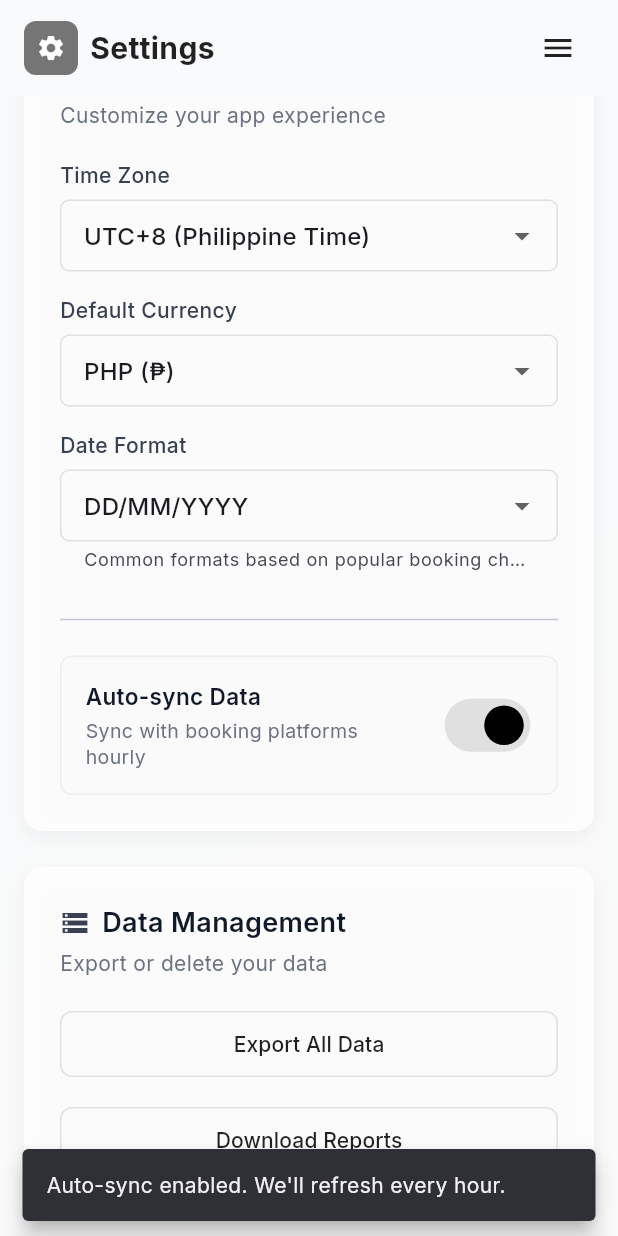
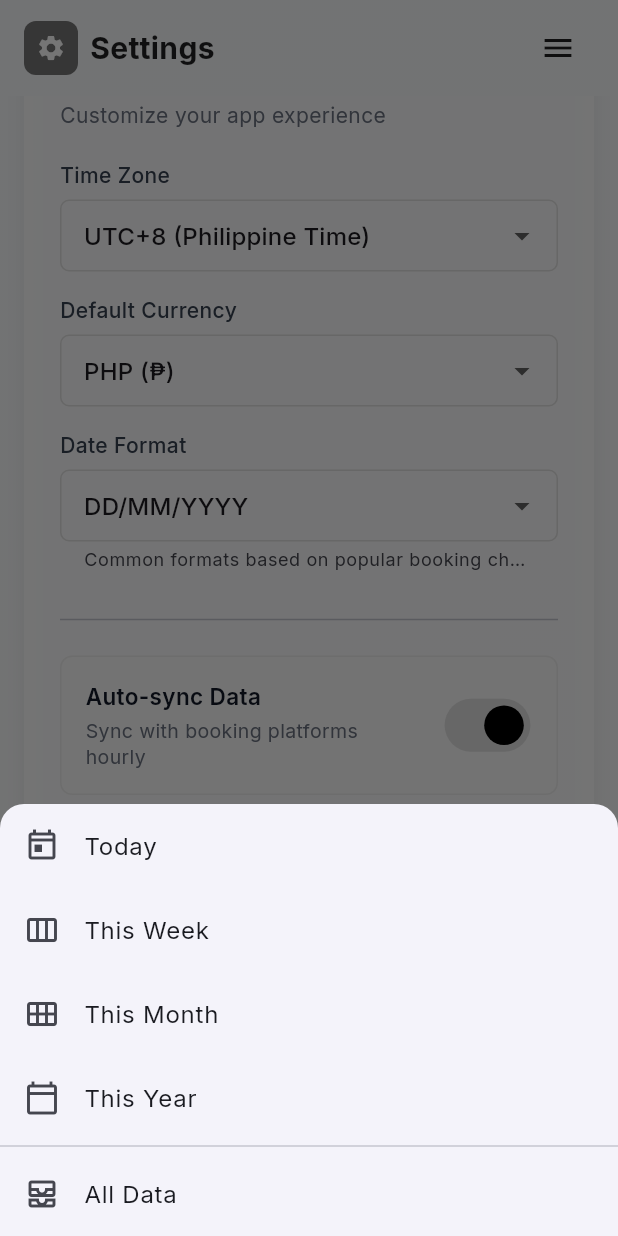
Before and after one commit to delgadjp/Raven-Nest, a Flutter app: the SettingsScreen screen opened by its route, scrolled down 1140 dp, after a tap on "Export All Data", on a phone screen of 412 x 824 dp. Run offline on Flutter 3.47's test engine with Material 3 defaults, Android fonts, the phone set to English and light mode, and no system bars; our stand-ins replace fl_chart, go_router, google_fonts, supabase_flutter; accounts and stored records are empty.

Commit message:
feat: Add data export functionality with CSV and PDF formats

```diff
--- a/lib/constants/app_exports.dart
+++ b/lib/constants/app_exports.dart
@@ -104,3 +104,4 @@ export '/services/calendar_service.dart';
 export '/services/calendar_import_service.dart';
 export '/services/housekeeping_service.dart';
 export '/services/notifications_service.dart';
+export '/services/data_export_service.dart';
--- a/lib/screens/settings_screen.dart
+++ b/lib/screens/settings_screen.dart
@@ -24,6 +24,7 @@ class _SettingsScreenState extends State<SettingsScreen> {
   bool autoSyncData = true;
   Timer? _autoSyncTimer;
   bool _isSyncInProgress = false;
+  bool _isExportInProgress = false;
   static const Duration _autoSyncInterval = Duration(hours: 1);
   final List<String> timezoneOptions = const [
     'UTC+8 (Philippine Time)',
@@ -246,11 +247,7 @@ class _SettingsScreenState extends State<SettingsScreen> {
         children: [
           ActionButton(
             text: 'Export All Data',
-            onPressed: () {
-              ScaffoldMessenger.of(context).showSnackBar(
-                const SnackBar(content: Text('Exporting all data...')),
-              );
-            },
+            onPressed: _onExportButtonPressed,
             isOutlined: true,
             padding: const EdgeInsets.symmetric(vertical: 12),
           ),
@@ -355,4 +352,132 @@ class _SettingsScreenState extends State<SettingsScreen> {
         ),
       );
   }
+
+  // --- Data Export helpers ---
+  Future<void> _onExportButtonPressed() async {
+    if (!mounted) return;
+    if (_isExportInProgress) {
+      _showSnackBar('An export is already in progress…');
+      return;
+    }
+
+    final range = await _pickExportRange();
+    if (range == null) return;
+
+    final format = await _pickExportFormat();
+    if (format == null) return;
+
+    await _exportData(range, format);
+  }
+
+  Future<ExportRange?> _pickExportRange() async {
+    return showModalBottomSheet<ExportRange>(
+      context: context,
+      shape: const RoundedRectangleBorder(
+        borderRadius: BorderRadius.vertical(top: Radius.circular(16)),
+      ),
+      builder: (ctx) {
+        return SafeArea(
+          child: Column(
+            mainAxisSize: MainAxisSize.min,
+            children: [
+              ListTile(
+                leading: const Icon(Icons.today_outlined),
+                title: const Text('Today'),
+                onTap: () => Navigator.of(ctx).pop(ExportRange.today),
+              ),
+              ListTile(
+                leading: const Icon(Icons.view_week_outlined),
+                title: const Text('This Week'),
+                onTap: () => Navigator.of(ctx).pop(ExportRange.week),
+              ),
+              ListTile(
+                leading: const Icon(Icons.calendar_view_month_outlined),
+                title: const Text('This Month'),
+                onTap: () => Navigator.of(ctx).pop(ExportRange.month),
+              ),
+              ListTile(
+                leading: const Icon(Icons.calendar_today_outlined),
+                title: const Text('This Year'),
+                onTap: () => Navigator.of(ctx).pop(ExportRange.year),
+              ),
+              const Divider(height: 8),
+              ListTile(
+                leading: const Icon(Icons.all_inbox_outlined),
+                title: const Text('All Data'),
+                onTap: () => Navigator.of(ctx).pop(ExportRange.all),
+              ),
+            ],
+          ),
+        );
+      },
+    );
+  }
+
+  Future<void> _exportData(ExportRange range, ExportFormat format) async {
+    if (!mounted) return;
+    if (_isExportInProgress) return;
+
+    setState(() => _isExportInProgress = true);
+    _showSnackBar('Exporting ${_exportLabel(range)} as ${format.name.toUpperCase()}…');
+
+    try {
+      final result = await DataExportService.exportAllData(range, format: format);
+      final suffix = result.fileName != null ? ' (${result.fileName})' : '';
+      _showSnackBar(result.message + suffix);
+    } catch (e) {
+      _showSnackBar('Export failed: $e');
+    } finally {
+      if (mounted) {
+        setState(() => _isExportInProgress = false);
+      }
+    }
+  }
+
+  Future<ExportFormat?> _pickExportFormat() {
+    return showModalBottomSheet<ExportFormat>(
+      context: context,
+      shape: const RoundedRectangleBorder(
+        borderRadius: BorderRadius.vertical(top: Radius.circular(16)),
+      ),
+      builder: (ctx) {
+        return SafeArea(
+          child: Column(
+            mainAxisSize: MainAxisSize.min,
+            children: [
+              const ListTile(
+                title: Text('Choose export format'),
+                subtitle: Text('Select how you want to export your data'),
+              ),
+              ListTile(
+                leading: const Icon(Icons.grid_on_outlined),
+                title: const Text('CSV (Spreadsheet)'),
+                onTap: () => Navigator.of(ctx).pop(ExportFormat.csv),
+              ),
+              ListTile(
+                leading: const Icon(Icons.picture_as_pdf_outlined),
+                title: const Text('PDF (Printable)'),
+                onTap: () => Navigator.of(ctx).pop(ExportFormat.pdf),
+              ),
+            ],
+          ),
+        );
+      },
+    );
+  }
+
+  String _exportLabel(ExportRange range) {
+    switch (range) {
+      case ExportRange.today:
+        return 'Today';
+      case ExportRange.week:
+        return 'This Week';
+      case ExportRange.month:
+        return 'This Month';
+      case ExportRange.year:
+        return 'This Year';
+      case ExportRange.all:
+        return 'All Data';
+    }
+  }
 }
--- a/pubspec.yaml
+++ b/pubspec.yaml
@@ -17,6 +17,9 @@ dependencies:
   supabase_flutter: ^2.10.0
   http: ^1.5.0
   flutter_secure_storage: ^9.2.4
+  path_provider: ^2.1.4
+  path: ^1.9.0
+  pdf: ^3.11.0
 
 dev_dependencies:
   flutter_test:
```
Also changed, not shown: lib/services/data_export_service.dart (added, +173 -0 lines), pubspec.lock.
